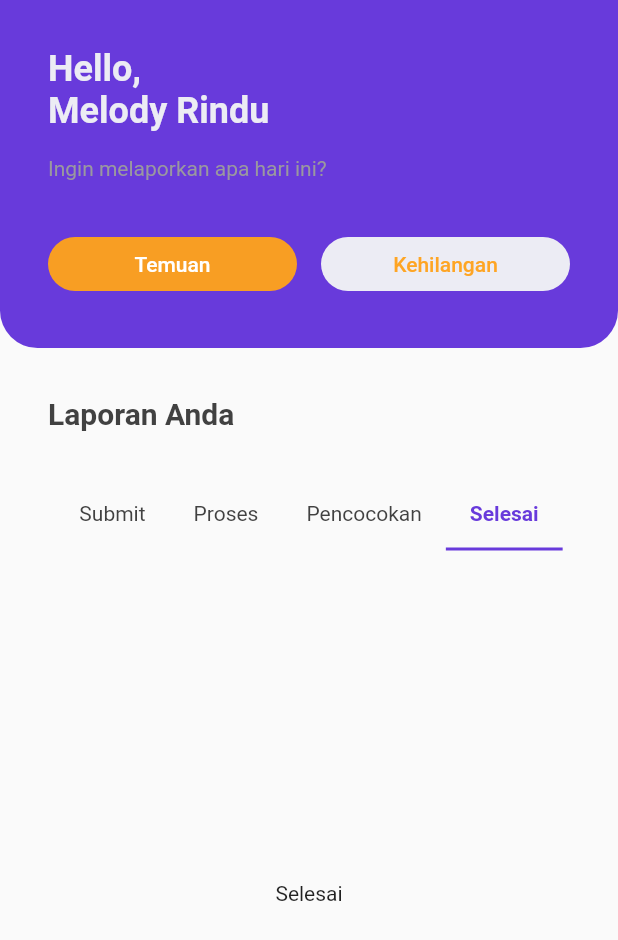
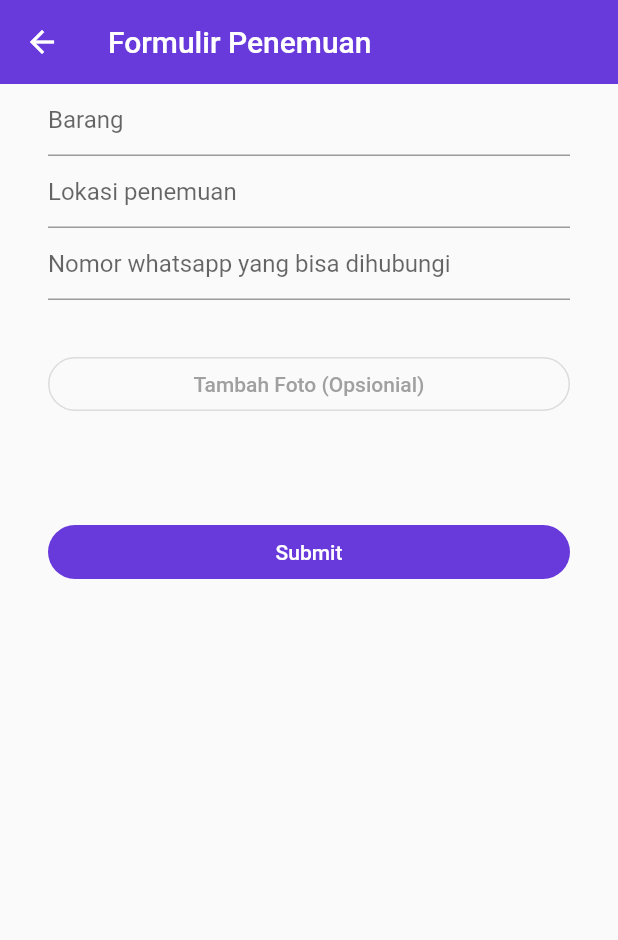
Before and after one commit to dimassdoubles/temu-cari, a Flutter app: the HomePage screen opened by its route, tab 4 chosen, after a tap on "Temuan", on a phone screen of 412 x 824 dp. Shown: the top 940 px of the screen. Run offline on Flutter 3.47's test engine with Material 2 defaults, Android fonts, the phone set to English and light mode, and no system bars.

Commit message:
make finder & seeker form

```diff
--- /dev/null
+++ b/lib/presentation/pages/finder_form_page.dart
@@ -0,0 +1,76 @@
+import 'package:flutter/material.dart';
+import 'package:temu_cari/shared/styles/colors.dart';
+
+class FinderFormPage extends StatelessWidget {
+  const FinderFormPage({super.key});
+
+  @override
+  Widget build(BuildContext context) {
+    return Scaffold(
+      appBar: AppBar(
+        title: const Text('Formulir Penemuan'),
+        backgroundColor: purple,
+        elevation: 0,
+      ),
+      body: Padding(
+        padding: const EdgeInsets.symmetric(horizontal: 32),
+        child: Column(
+          children: [
+            const TextField(
+              decoration: InputDecoration(
+                hintText: 'Barang',
+              ),
+            ),
+            const TextField(
+              decoration: InputDecoration(
+                hintText: 'Lokasi penemuan',
+              ),
+            ),
+            const TextField(
+              keyboardType: TextInputType.phone,
+              decoration: InputDecoration(
+                hintText: 'Nomor whatsapp yang bisa dihubungi',
+              ),
+            ),
+            const SizedBox(
+              height: 32,
+            ),
+            OutlinedButton(
+              onPressed: () {},
+              style: OutlinedButton.styleFrom(
+                foregroundColor: grey,
+                shape: RoundedRectangleBorder(
+                  borderRadius: BorderRadius.circular(25),
+                ),
+              ),
+              child: const SizedBox(
+                width: double.infinity,
+                child: Center(
+                  child: Text('Tambah Foto (Opsionial)'),
+                ),
+              ),
+            ),
+            const SizedBox(
+              height: 64,
+            ),
+            ElevatedButton(
+                onPressed: () {},
+                style: ElevatedButton.styleFrom(
+                  backgroundColor: purple,
+                  elevation: 0,
+                  shape: RoundedRectangleBorder(
+                    borderRadius: BorderRadius.circular(25),
+                  ),
+                ),
+                child: const SizedBox(
+                  width: double.infinity,
+                  child: Center(
+                    child: Text('Submit'),
+                  ),
+                )),
+          ],
+        ),
+      ),
+    );
+  }
+}
--- a/lib/shared/routes.dart
+++ b/lib/shared/routes.dart
@@ -1,12 +1,24 @@
 import 'package:flutter/material.dart';
+import 'package:temu_cari/presentation/pages/finder_form_page.dart';
+import 'package:temu_cari/presentation/pages/seeker_form_page.dart';
 import '../presentation/pages/home_page.dart';
 import '../presentation/pages/login_page.dart';
 
 const String loginPage = "login-page";
 const String homePage = "home-page";
+const String finderFormPage = "finder-form-page";
+const String seekerFormPage = "seeker-form-page";
 
 Route<dynamic> controller(RouteSettings settings) {
   switch (settings.name) {
+    case seekerFormPage:
+      return MaterialPageRoute(
+        builder: (context) => const SeekerFormPage(),
+      );
+    case finderFormPage:
+      return MaterialPageRoute(
+        builder: (context) => const FinderFormPage(),
+      );
     case homePage:
       return MaterialPageRoute(
         builder: (context) => const HomePage(),
```
Also changed, not shown: lib/presentation/pages/seeker_form_page.dart (added, +76 -0 lines), lib/presentation/widgets/header.dart (+7 -2 lines).
